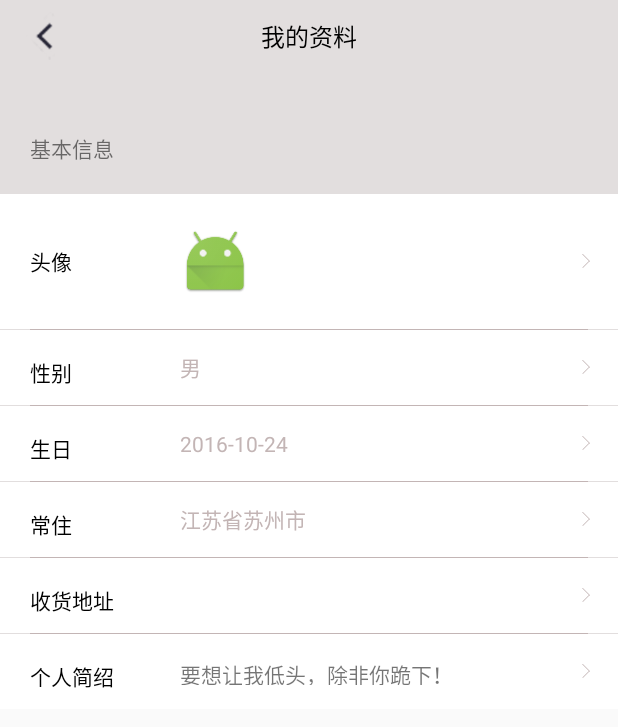
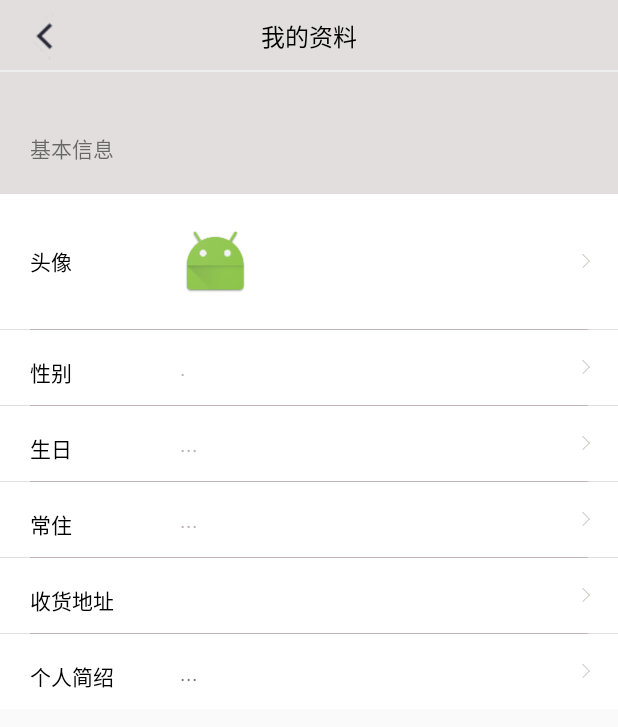
Before and after one commit to ExtrNight/SchoolTwoHandApp, an Android app: the MyInforActivity screen opened directly, with no data from a screen before it, on a phone screen of 412 x 824 dp. Shown: the top 727 px of the screen. Run offline under Robolectric (Android 15) with nearby library versions, the phone set to English and light mode, and no system bars; our stand-ins replace ButterKnife, CircleImageView; libraries missing offline, so code that uses them is left out: cn.jpush.im, org.xutils.common, org.xutils.http, org.xutils.image, org.xutils.x; pictures from the network do not load; 4 statements that could not run were skipped.

Commit message:
2016-11-15 by yang

```diff
--- a/app/src/main/AndroidManifest.xml
+++ b/app/src/main/AndroidManifest.xml
@@ -296,6 +296,7 @@
         <activity android:name="com.school.twohand.activity.InforPageActivity"/>
         <activity android:name="com.school.twohand.activity.NearBySchoolActivity"/>
         <activity android:name="com.school.twohand.activity.OrderDetailActivity2"/>
+        <activity android:name="com.school.twohand.activity.GetAddressActivity"/>
     </application>
 
 </manifest>
--- a/app/src/main/java/com/school/twohand/activity/AddAddressActivity.java
+++ b/app/src/main/java/com/school/twohand/activity/AddAddressActivity.java
@@ -47,7 +47,6 @@ public class AddAddressActivity extends AppCompatActivity {
                 String number=etNumber.getText().toString();
                 String address=etAddress.getText().toString();
 
-
                 Receipt receipt = new Receipt();
                 receipt.setReceiptDetailed(address);
                 receipt.setReceiptContactNumber(number);
--- a/app/src/main/java/com/school/twohand/activity/GetAddressActivity.java
+++ b/app/src/main/java/com/school/twohand/activity/GetAddressActivity.java
@@ -78,13 +78,13 @@ public class GetAddressActivity extends AppCompatActivity {
                         public void convert(ViewHolder viewHolder, QueryGetAddressBean queryGetAddressBean, int position) {
                             //设置item中控件的取值
                             TextView a = viewHolder.getViewById(R.id.tv_receievename);
-                            a.setText("收货人:" + queryGetAddressBean.getUserName());
+                            a.setText("收货人: " + queryGetAddressBean.getUserName());
 
                             TextView b = viewHolder.getViewById(R.id.tv_phoneNumber);
-                            b.setText("" + queryGetAddressBean.getReceiptNumber());
+                            b.setText("联系方式: " + queryGetAddressBean.getReceiptNumber());
 
                             TextView c = viewHolder.getViewById(R.id.tv_address);
-                            c.setText("收货地址:" + queryGetAddressBean.getReceiptDetail());
+                            c.setText("收货地址: " + queryGetAddressBean.getReceiptDetail());
                         }
                     };
                     liGetAddress.setAdapter(queryGetAddressBeanCommonAdapter);
--- a/app/src/main/java/com/school/twohand/activity/MyInforActivity.java
+++ b/app/src/main/java/com/school/twohand/activity/MyInforActivity.java
@@ -60,11 +60,13 @@ import butterknife.OnClick;
 import cn.jpush.im.android.api.JMessageClient;
 import cn.jpush.im.api.BasicCallback;
 
+/**
+ * 修改个人资料的页面
+ */
 public class MyInforActivity extends AppCompatActivity implements View.OnClickListener {
 
     @InjectView(R.id.goback)
     ImageView goback;
-
     @InjectView(R.id.checksex)
     TextView checksex;
     @InjectView(R.id.rl_sex)
@@ -282,7 +284,6 @@ public class MyInforActivity extends AppCompatActivity implements View.OnClickLi
                 showBottoPopupWindow();
                 break;
             case R.id.rl_noaddress:
-
                 LayoutInflater factory = LayoutInflater.from(MyInforActivity.this);//提示框
                 final View view1 = factory.inflate(R.layout.noaddress, null);//这里必须是final的
                 final EditText edit = (EditText) view1.findViewById(R.id.editText1);//获得输入框对象
@@ -451,6 +452,7 @@ public class MyInforActivity extends AppCompatActivity implements View.OnClickLi
         x.http().get(requestParams, new Callback.CommonCallback<String>() {
             @Override
             public void onSuccess(String result) {
+                Toast.makeText(MyInforActivity.this, "修改成功~", Toast.LENGTH_SHORT).show();
             }
 
             @Override
@@ -476,24 +478,25 @@ public void getData(){
         String url= NetUtil.url+"QueryInfoServlet";
         RequestParams requestParams=new RequestParams(url);
         requestParams.addQueryStringParameter("userId",user.getUserId()+"");
-
         x.http().get(requestParams, new Callback.CommonCallback<String>() {
             @Override
             public void onSuccess(String result) {
                 Gson gson=new GsonBuilder()
                         .setDateFormat("yyyy-MM-dd HH:mm:ss").create();
                 User user1= gson.fromJson(result,User.class);
-            Log.i("QueryInfoServlet", "onSuccess: "+user1.getUserHead());
+                Log.i("MyInforActivity", "onSuccess: "+user1);
 
                 ImageView imageView1 = (ImageView) findViewById(R.id.iv_headimg1);
+                if(imageView1!=null){
                     imageView1.setVisibility(View.VISIBLE);
                     ImageOptions imageOptions = new ImageOptions.Builder().setCircular(true).build();
                     x.image().bind(imageView1,NetUtil.imageUrl+user1.getUserHead(),imageOptions);
-            Log.i("QueryInfoServlet", "onSuccess: "+NetUtil.imageUrl+user1.getUserHead());
-
+                }
 
                 TextView tv1= (TextView) findViewById(R.id.checksex);
+                if(tv1!=null){
                     tv1.setText(user1.getUserSex());
+                }
 
                 TextView tv2= (TextView) findViewById(R.id.checkbirth);
                 Date date=new Date(user1.getUserBirthday().getTime());
@@ -502,16 +505,14 @@ public void getData(){
                 tv2.setText(a);
 
                 TextView tv3= (TextView) findViewById(R.id.checknoaddress);
+                if(tv3!=null){
                     tv3.setText(user1.getUserAddress());
+                }
 
                 TextView tv4= (TextView) findViewById(R.id.tv_person);
                 tv4.setText(user1.getUserPersonalProfile());
 
-
-
             }
-
-
             @Override
             public void onError(Throwable ex, boolean isOnCallback) {
                 ex.getStackTrace();
--- a/app/src/main/res/layout/activity_infor_page.xml
+++ b/app/src/main/res/layout/activity_infor_page.xml
@@ -94,7 +94,7 @@
             android:id="@+id/tv_sumInfor"
             android:layout_width="wrap_content"
             android:layout_height="wrap_content"
-            android:text="现居苏州，95年女生"
+            android:text="..."
             android:textSize="15dp"
             android:textColor="@color/black"
             android:layout_below="@+id/tv_nickname"
@@ -105,7 +105,6 @@
             android:id="@+id/tv_person"
             android:layout_width="wrap_content"
             android:layout_height="63dp"
-            android:text="要想让我低头，除非你跪下要想让我低头，除非你跪下要想让我低头，除非你跪下要想让我低头，除非你跪下"
             android:textColor="@color/black"
             android:layout_below="@+id/tv_sumInfor"
             android:layout_marginLeft="30dp"
--- a/app/src/main/res/layout/activity_my_infor.xml
+++ b/app/src/main/res/layout/activity_my_infor.xml
@@ -9,8 +9,8 @@
         android:id="@+id/rl_toolbar"
         android:layout_width="match_parent"
         android:layout_height="48dp"
-        android:background="@color/colorViewpage"
-        >
+        android:background="@color/colorViewpage">
+
         <ImageView
             android:id="@+id/goback"
             android:layout_width="wrap_content"
@@ -26,8 +26,12 @@
             android:text="我的资料"
             android:textSize="16sp"
             android:textColor="@android:color/black"/>
+        <View
+            android:layout_width="match_parent"
+            android:layout_height="1dp"
+            android:background="@color/background_gray"
+            android:layout_alignParentBottom="true"/>
     </RelativeLayout>
-
 
     <ScrollView
         android:layout_width="wrap_content"
@@ -85,8 +89,7 @@
                         android:layout_height="47dp"
                         android:layout_marginLeft="120dp"
                         android:layout_centerVertical="true"
-                        android:src="@mipmap/ic_launcher"
-                        />
+                        android:src="@mipmap/ic_launcher" />
 
                     <com.school.twohand.utils.CircleImageView
                         android:id="@+id/iv_headimg2"
@@ -143,7 +146,7 @@
                         android:id="@+id/checksex"
                         android:layout_width="wrap_content"
                         android:layout_height="wrap_content"
-                        android:text="男"
+                        android:text="."
                         android:textSize="14dp"
                         android:layout_centerVertical="true"
                         android:layout_marginLeft="120dp"
@@ -193,7 +196,7 @@
                         android:id="@+id/checkbirth"
                         android:layout_width="wrap_content"
                         android:layout_height="wrap_content"
-                        android:text="2016-10-24"
+                        android:text="..."
                         android:textSize="14dp"
                         android:layout_centerVertical="true"
                         android:layout_marginLeft="120dp"
@@ -222,8 +225,6 @@
                     android:layout_marginRight="20dp"
                     />
 
-
-
                 <RelativeLayout
                     android:id="@+id/rl_noaddress"
                     android:layout_width="match_parent"
@@ -245,7 +246,7 @@
                         android:id="@+id/checknoaddress"
                         android:layout_width="wrap_content"
                         android:layout_height="wrap_content"
-                        android:text="江苏省苏州市"
+                        android:text="..."
                         android:textSize="14dp"
                         android:layout_centerVertical="true"
                         android:layout_marginLeft="120dp"
@@ -340,7 +341,7 @@
                         android:layout_centerVertical="true"
                         android:layout_marginRight="40dp"
                         android:textSize="14dp"
-                        android:text="要想让我低头，除非你跪下！"/>
+                        android:text="..."/>
 
                     <ImageView
                         android:id="@+id/iv_introduce"
--- a/app/src/main/res/layout/item_mycircle.xml
+++ b/app/src/main/res/layout/item_mycircle.xml
@@ -32,9 +32,8 @@
             android:id="@+id/tv_introduce"
             android:layout_width="wrap_content"
             android:layout_height="35dp"
-            android:text="天哪~这鱼塘什么介绍都没有，快使出你的洪荒之力帮塘主想一个吧"
-            android:textSize="14dp"
-            android:textColor="@color/black"
+            android:text="淘圈暂无介绍"
+            android:textSize="12sp"
             android:layout_toRightOf="@+id/iv_cicleImage"
             android:layout_marginLeft="15dp"
             android:layout_marginRight="25dp"
--- a/app/src/main/res/layout/item_mytopic.xml
+++ b/app/src/main/res/layout/item_mytopic.xml
@@ -81,7 +81,7 @@
             android:text="这里是商品描述这里是商品描述这里是商品描述这里是商品描述"
             android:maxLines="2"
             android:layout_marginTop="15dp"
-            android:layout_marginLeft="20dp"
+            android:layout_marginLeft="15dp"
             android:textColor="@color/black"
             android:textSize="13sp"
             android:ellipsize="end"
@@ -128,7 +128,8 @@
                 android:maxEms="10"
                 android:maxLines="1"
                 android:textColor="#0c87e6"
-                android:ellipsize="end"/>
+                android:ellipsize="end"
+                android:visibility="gone"/>
 
             <TextView
                 android:id="@+id/tv_circleName"
```
Also changed, not shown: app/src/main/java/com/school/twohand/activity/InforPageActivity.java (+5 -2 lines), app/src/main/java/com/school/twohand/entity/User.java (+18 -0 lines), app/src/main/java/com/school/twohand/fragement/HomeFragement.java (+4 -3 lines), app/src/main/java/com/school/twohand/fragement/homeChildFragement/TopicFragment.java (+6 -4 lines), app/src/main/res/layout/activity_add_address.xml (+4 -3 lines), app/src/main/res/layout/activity_get_address.xml (+11 -5 lines), app/src/main/res/layout/fragment_home.xml (+15 -14 lines), app/src/main/res/layout/item_getaddress.xml (+6 -5 lines). Lines whose indentation alone changed are shown as unchanged.
